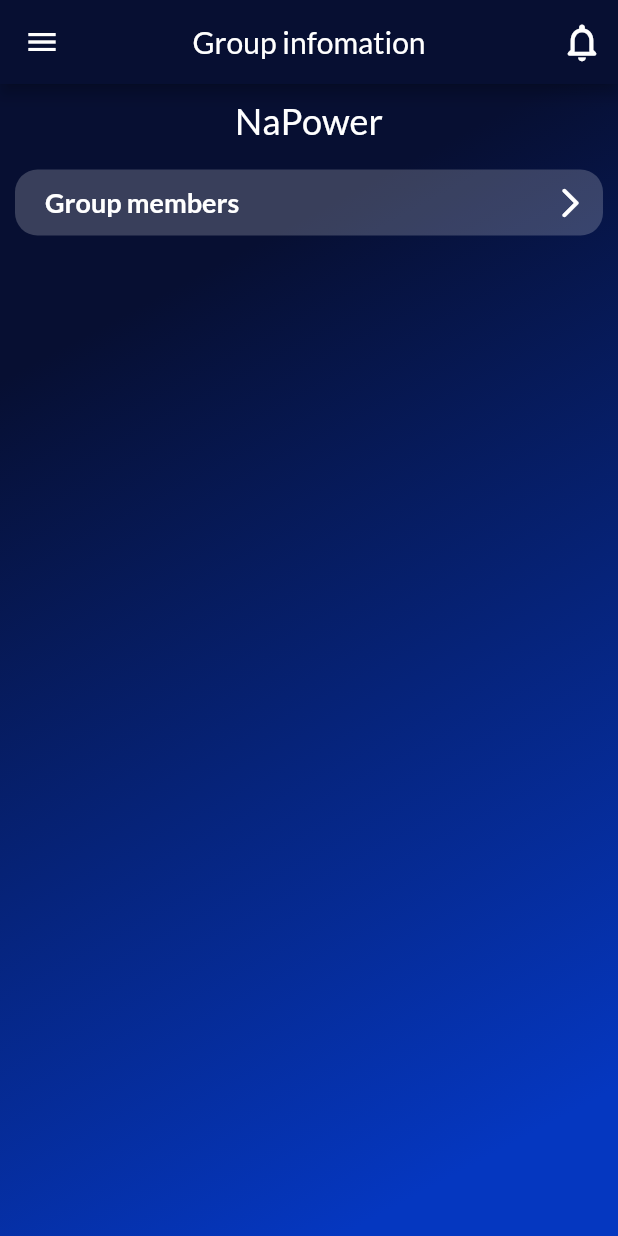
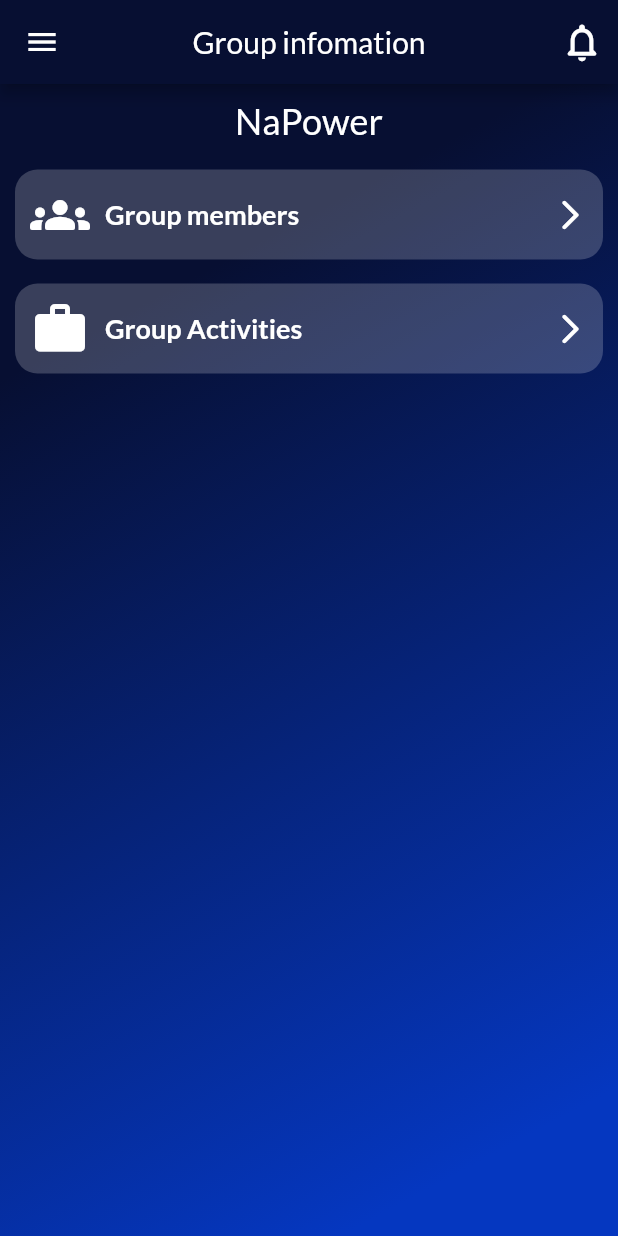
Before and after one commit to yvcdev/t_helper, a Flutter app: the GroupInfoScreen screen opened by its route, on a phone screen of 412 x 824 dp. Run offline on Flutter 3.47's test engine with Material 2 defaults, Android fonts, the light colour scheme and no system bars; our stand-ins replace google_fonts; network calls fail.

Commit message:
Added screens
Group activities screen was added.

```diff
--- a/lib/main.dart
+++ b/lib/main.dart
@@ -26,6 +26,7 @@
         'registered_groups': (_) => const RegisteredGroupScreen(),
         'group_info': (_) => const GroupInfoScreen(),
         'group_members': (_) => const GroupMembersScreen(),
+        'group_activities': (_) => const GroupActivitiesScreen(),
         'create_activity': (_) => const CreateActivityScreen(),
         'create_group': (_) => const CreateGroupScreen(),
       },
--- /dev/null
+++ b/lib/screens/group_activities.dart
@@ -0,0 +1,12 @@
+import 'package:flutter/material.dart';
+import 'package:t_helper/layouts/layouts.dart';
+
+class GroupActivitiesScreen extends StatelessWidget {
+  const GroupActivitiesScreen({Key? key}) : super(key: key);
+
+  @override
+  Widget build(BuildContext context) {
+    return NotificationsAppBarLayout(
+        title: 'Group Activities', child: Container());
+  }
+}
--- a/lib/screens/group_info_screen.dart
+++ b/lib/screens/group_info_screen.dart
@@ -23,11 +23,19 @@ class GroupInfoScreen extends StatelessWidget {
               height: 10,
             ),
             GroupInfoListTile(
+              trailing: Icons.groups_rounded,
               onTap: () {
                 Navigator.pushNamed(context, 'group_members');
               },
               title: 'Group members',
             ),
+            GroupInfoListTile(
+              trailing: Icons.work,
+              onTap: () {
+                Navigator.pushNamed(context, 'group_activities');
+              },
+              title: 'Group Activities',
+            ),
           ],
         ));
   }
--- a/lib/screens/group_members_screen.dart
+++ b/lib/screens/group_members_screen.dart
@@ -16,7 +16,7 @@ class GroupMembersScreen extends StatelessWidget {
           return GroupInfoListTile(
             title: 'Student Name',
             subtitle: 'Student ID',
-            image:
+            trailing:
                 'https://img.freepik.com/free-photo/pleasant-looking-serious-man-stands-profile-has-confident-expression-wears-casual-white-t-shirt_273609-16959.jpg?size=626&ext=jpg',
             onTap: () {
               print('$index');
--- a/lib/screens/registered_groups_screen.dart
+++ b/lib/screens/registered_groups_screen.dart
@@ -16,7 +16,7 @@ class RegisteredGroupScreen extends StatelessWidget {
           return GroupInfoListTile(
             title: 'Group Name',
             subtitle: 'Group ID',
-            image:
+            trailing:
                 'https://www.nubedigital.mx/flexo/assets/imagenesblog/imagenesblog/f-google-classroom-para-empresas.jpg',
             onTap: () {
               Navigator.pushNamed(context, 'group_info');
--- a/lib/screens/screens.dart
+++ b/lib/screens/screens.dart
@@ -7,3 +7,4 @@ export 'package:t_helper/screens/group_info_screen.dart';
 export 'package:t_helper/screens/notifications_screen.dart';
 export 'package:t_helper/screens/create_activity_screen.dart';
 export 'package:t_helper/screens/create_group_screen.dart';
+export 'package:t_helper/screens/group_activities.dart';
--- a/lib/widgets/group_info_listtile.dart
+++ b/lib/widgets/group_info_listtile.dart
@@ -4,14 +4,14 @@ class GroupInfoListTile extends StatelessWidget {
   final Function onTap;
   final String title;
   final String? subtitle;
-  final String? image;
+  final dynamic trailing;
 
   const GroupInfoListTile(
       {Key? key,
       required this.onTap,
       required this.title,
       this.subtitle,
-      this.image})
+      this.trailing})
       : super(key: key);
 
   @override
@@ -33,12 +33,7 @@ class GroupInfoListTile extends StatelessWidget {
             child: Padding(
               padding: const EdgeInsets.symmetric(horizontal: 10, vertical: 10),
               child: Row(children: [
-                image == null
-                    ? const SizedBox()
-                    : CircleAvatar(
-                        foregroundImage: NetworkImage(image!),
-                        radius: 25,
-                      ),
+                _Trailing(trailing: trailing),
                 const SizedBox(
                   width: 10,
                 ),
@@ -56,6 +51,33 @@ class GroupInfoListTile extends StatelessWidget {
             ),
           )),
     );
+  }
+}
+
+class _Trailing extends StatelessWidget {
+  final dynamic trailing;
+
+  const _Trailing({Key? key, this.trailing}) : super(key: key);
+
+  @override
+  Widget build(BuildContext context) {
+    if (trailing != null) {
+      if (trailing is String && trailing.toString().startsWith('http')) {
+        return CircleAvatar(
+          foregroundImage: NetworkImage(trailing!),
+          radius: 25,
+        );
+      } else if (trailing is IconData) {
+        return Icon(
+          trailing,
+          size: 40,
+        );
+      }
+    } else {
+      return const SizedBox();
+    }
+
+    return const SizedBox();
   }
 }
 
```
